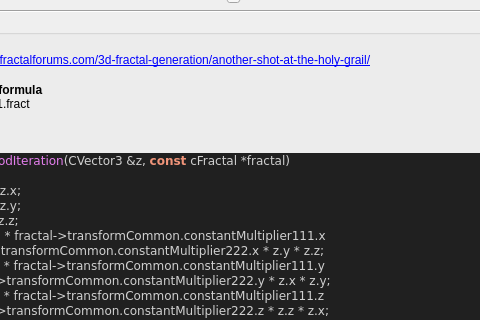
The window that mandelbulber2/formula/ui/fractal_quick_dudley_mod.ui (buddhi1980/mandelbulber2) describes before a commit, drawn with Qt 5; both pictures show x 128 to 608 and y 147 to 467 of the 727 by 617 pixel window.
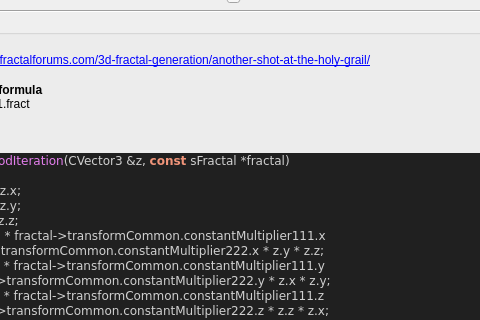
The same window after the commit. Custom widgets are drawn as their Qt base class.

```diff
--- a/mandelbulber2/formula/ui/fractal_quick_dudley_mod.ui
+++ b/mandelbulber2/formula/ui/fractal_quick_dudley_mod.ui
@@ -442,7 +442,7 @@
 &lt;/table&gt;
 &lt;br&gt;&lt;b&gt;Examples using this formula&lt;/b&gt;&lt;br&gt;quick-dudley_mod_001.fract&lt;h3&gt;Code&lt;/h3&gt;
 &lt;body style=&quot;background-color:#202020&quot;&gt;
-&lt;pre style=&quot;color:#d0d0d0; background-color:#202020;  font-family:'Courier New',monospace;&quot;&gt;&lt;span style=&quot;color:#f09479; font-weight:bold&quot;&gt;void&lt;/span&gt; &lt;span style=&quot;color:#e47eed&quot;&gt;QuickDudleyModIteration&lt;/span&gt;&lt;span style=&quot;color:#d0d0d0&quot;&gt;(&lt;/span&gt;CVector3 &lt;span style=&quot;color:#d0d0d0&quot;&gt;&amp;amp;&lt;/span&gt;z&lt;span style=&quot;color:#d0d0d0&quot;&gt;,&lt;/span&gt; &lt;span style=&quot;color:#f09479; font-weight:bold&quot;&gt;const&lt;/span&gt; cFractal &lt;span style=&quot;color:#d0d0d0&quot;&gt;*&lt;/span&gt;fractal&lt;span style=&quot;color:#d0d0d0&quot;&gt;)&lt;/span&gt;
+&lt;pre style=&quot;color:#d0d0d0; background-color:#202020;  font-family:'Courier New',monospace;&quot;&gt;&lt;span style=&quot;color:#f09479; font-weight:bold&quot;&gt;void&lt;/span&gt; &lt;span style=&quot;color:#e47eed&quot;&gt;QuickDudleyModIteration&lt;/span&gt;&lt;span style=&quot;color:#d0d0d0&quot;&gt;(&lt;/span&gt;CVector3 &lt;span style=&quot;color:#d0d0d0&quot;&gt;&amp;amp;&lt;/span&gt;z&lt;span style=&quot;color:#d0d0d0&quot;&gt;,&lt;/span&gt; &lt;span style=&quot;color:#f09479; font-weight:bold&quot;&gt;const&lt;/span&gt; sFractal &lt;span style=&quot;color:#d0d0d0&quot;&gt;*&lt;/span&gt;fractal&lt;span style=&quot;color:#d0d0d0&quot;&gt;)&lt;/span&gt;
 &lt;span style=&quot;color:#d0d0d0&quot;&gt;{&lt;/span&gt;
   &lt;span style=&quot;color:#f09479; font-weight:bold&quot;&gt;double&lt;/span&gt; x2 &lt;span style=&quot;color:#d0d0d0&quot;&gt;=&lt;/span&gt; z&lt;span style=&quot;color:#d0d0d0&quot;&gt;.&lt;/span&gt;x &lt;span style=&quot;color:#d0d0d0&quot;&gt;*&lt;/span&gt; z&lt;span style=&quot;color:#d0d0d0&quot;&gt;.&lt;/span&gt;x&lt;span style=&quot;color:#d0d0d0&quot;&gt;;&lt;/span&gt;
   &lt;span style=&quot;color:#f09479; font-weight:bold&quot;&gt;double&lt;/span&gt; y2 &lt;span style=&quot;color:#d0d0d0&quot;&gt;=&lt;/span&gt; z&lt;span style=&quot;color:#d0d0d0&quot;&gt;.&lt;/span&gt;y &lt;span style=&quot;color:#d0d0d0&quot;&gt;*&lt;/span&gt; z&lt;span style=&quot;color:#d0d0d0&quot;&gt;.&lt;/span&gt;y&lt;span style=&quot;color:#d0d0d0&quot;&gt;;&lt;/span&gt;
```
